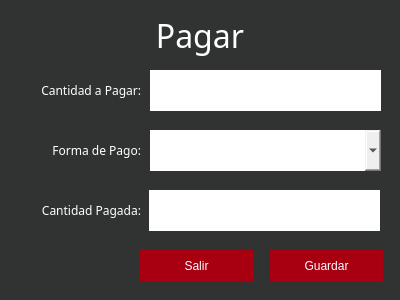
Before: the Qt Designer form UI/pagar.ui in abdieloflores/PuntoVenta_Python, drawn with Qt 5.
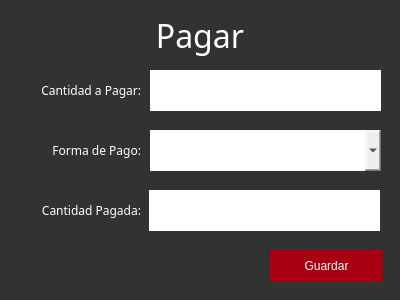
After: the same form once the commit is applied. Icons and pictures are not drawn.

What changed in the file:
```diff
--- a/UI/pagar.ui
+++ b/UI/pagar.ui
@@ -206,32 +206,6 @@
      </size>
     </property>
    </widget>
-   <widget class="QPushButton" name="bSalir">
-    <property name="geometry">
-     <rect>
-      <x>140</x>
-      <y>250</y>
-      <width>113</width>
-      <height>32</height>
-     </rect>
-    </property>
-    <property name="cursor">
-     <cursorShape>PointingHandCursor</cursorShape>
-    </property>
-    <property name="text">
-     <string>Salir</string>
-    </property>
-    <property name="icon">
-     <iconset resource="../imagenes/imagenes.qrc">
-      <normaloff>:/Iconos/Salir.png</normaloff>:/Iconos/Salir.png</iconset>
-    </property>
-    <property name="iconSize">
-     <size>
-      <width>20</width>
-      <height>16</height>
-     </size>
-    </property>
-   </widget>
    <widget class="QComboBox" name="comboBox_metodosPago">
     <property name="geometry">
      <rect>
```
Left out of the diff: 5 changed lines with no effect on the pictures.
